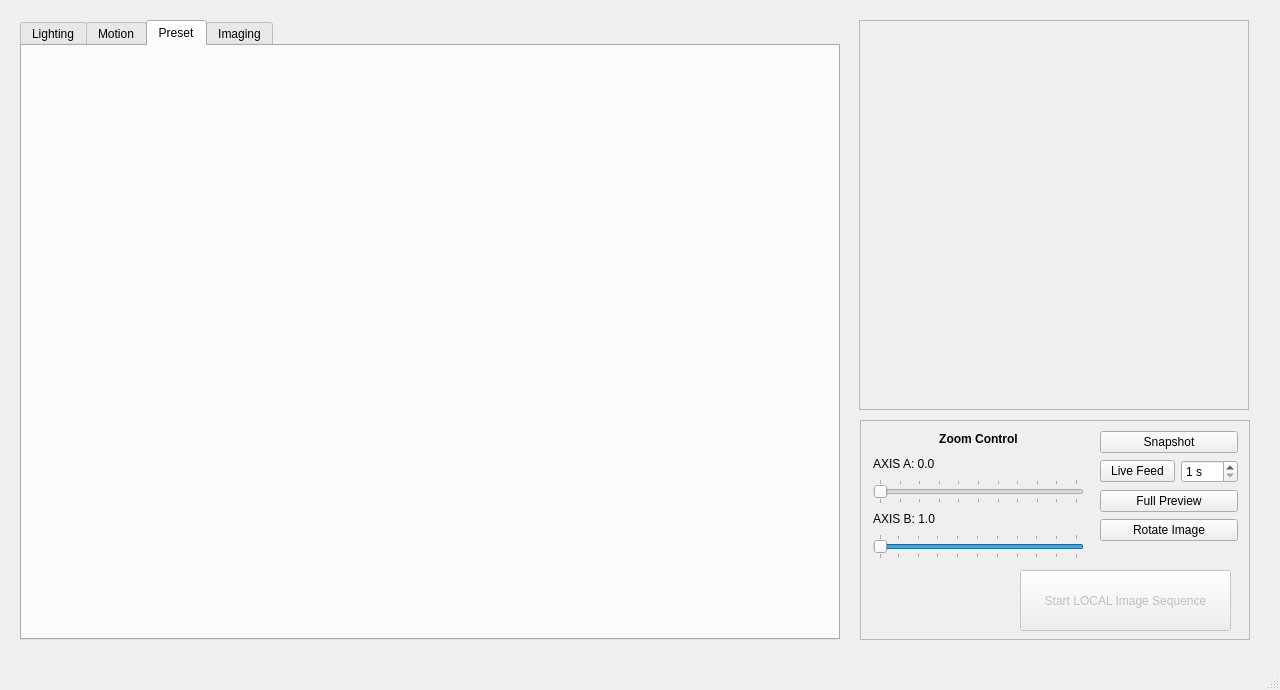
Above: _ui/FlashLapse_CP.ui from CoCl-Jerry/Flashlapse_Dev before the change. Below: the same form after it.
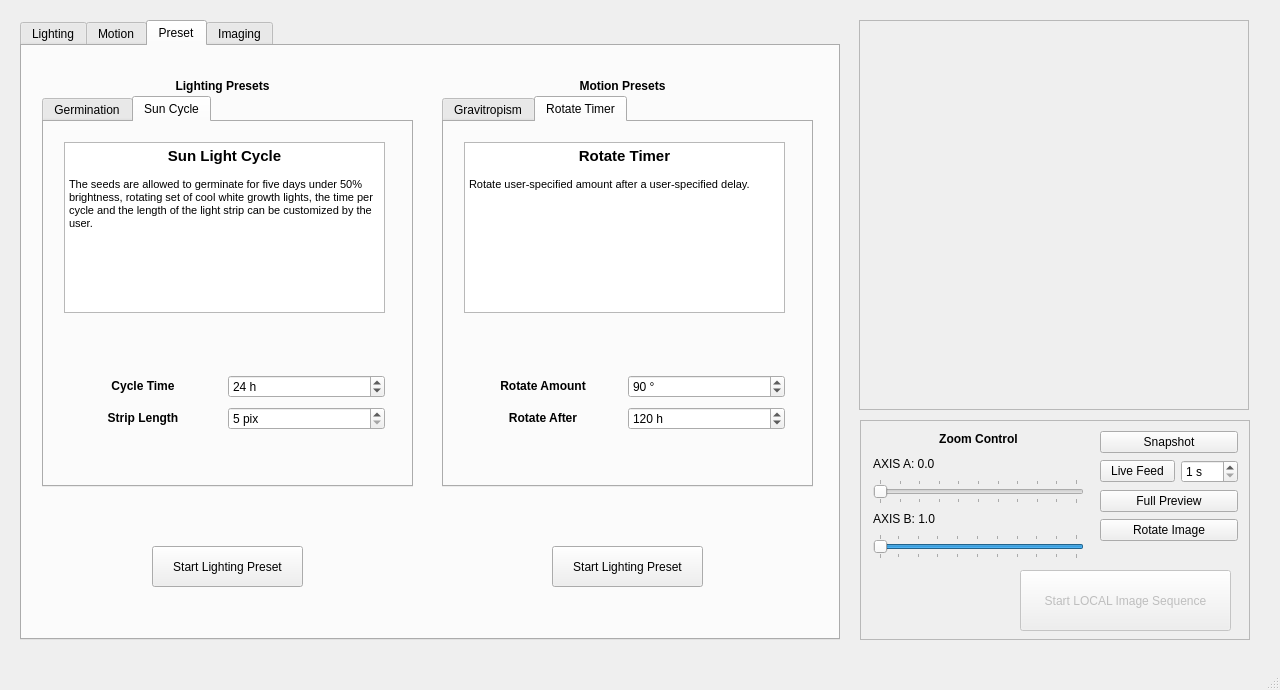
That is the form after the change. The open tabs and pages were chosen to show the change. Icons and pictures are not drawn.

Diff of the .ui file:
```diff
--- a/_ui/FlashLapse_CP.ui
+++ b/_ui/FlashLapse_CP.ui
@@ -1025,6 +1025,425 @@
      <attribute name="title">
       <string>Preset</string>
      </attribute>
+     <widget class="QTabWidget" name="lightingPreset_tabWidget">
+      <property name="enabled">
+       <bool>true</bool>
+      </property>
+      <property name="geometry">
+       <rect>
+        <x>20</x>
+        <y>50</y>
+        <width>371</width>
+        <height>391</height>
+       </rect>
+      </property>
+      <property name="currentIndex">
+       <number>0</number>
+      </property>
+      <widget class="QWidget" name="tab">
+       <attribute name="title">
+        <string>Germination</string>
+       </attribute>
+       <widget class="QTextBrowser" name="Germination_textBrowser">
+        <property name="geometry">
+         <rect>
+          <x>20</x>
+          <y>20</y>
+          <width>321</width>
+          <height>171</height>
+         </rect>
+        </property>
+        <property name="html">
+         <string>&lt;!DOCTYPE HTML PUBLIC &quot;-//W3C//DTD HTML 4.0//EN&quot; &quot;http://www.w3.org/TR/REC-html40/strict.dtd&quot;&gt;
+&lt;html&gt;&lt;head&gt;&lt;meta name=&quot;qrichtext&quot; content=&quot;1&quot; /&gt;&lt;style type=&quot;text/css&quot;&gt;
+p, li { white-space: pre-wrap; }
+&lt;/style&gt;&lt;/head&gt;&lt;body style=&quot; font-family:'MS Shell Dlg 2'; font-size:8.25pt; font-weight:400; font-style:normal;&quot;&gt;
+&lt;p align=&quot;center&quot; style=&quot; margin-top:0px; margin-bottom:0px; margin-left:0px; margin-right:0px; -qt-block-indent:0; text-indent:0px;&quot;&gt;&lt;span style=&quot; font-family:'MS Shell Dlg 2'; font-size:11pt; font-weight:600;&quot;&gt;Germination Assay&lt;/span&gt;&lt;/p&gt;
+&lt;p style=&quot;-qt-paragraph-type:empty; margin-top:0px; margin-bottom:0px; margin-left:0px; margin-right:0px; -qt-block-indent:0; text-indent:0px; font-family:'MS Shell Dlg 2';&quot;&gt;&lt;br /&gt;&lt;/p&gt;
+&lt;p style=&quot; margin-top:0px; margin-bottom:0px; margin-left:0px; margin-right:0px; -qt-block-indent:0; text-indent:0px;&quot;&gt;&lt;span style=&quot; font-family:'MS Shell Dlg 2';&quot;&gt;The seeds are allowed to germinate for five days under 50% brightness, solid color growth lights, lighting direction and color can be customized by the user.&lt;/span&gt;&lt;/p&gt;&lt;/body&gt;&lt;/html&gt;</string>
+        </property>
+       </widget>
+       <widget class="QWidget" name="gridLayoutWidget_3">
+        <property name="geometry">
+         <rect>
+          <x>20</x>
+          <y>250</y>
+          <width>321</width>
+          <height>61</height>
+         </rect>
+        </property>
+        <layout class="QGridLayout" name="gridLayout_3">
+         <item row="0" column="1">
+          <widget class="QComboBox" name="germinationColor_comboBox">
+           <item>
+            <property name="text">
+             <string>RED</string>
+            </property>
+           </item>
+           <item>
+            <property name="text">
+             <string>GREEN</string>
+            </property>
+           </item>
+           <item>
+            <property name="text">
+             <string>BLUE</string>
+            </property>
+           </item>
+           <item>
+            <property name="text">
+             <string>RGB WHITE</string>
+            </property>
+           </item>
+           <item>
+            <property name="text">
+             <string>COOL WHITE</string>
+            </property>
+           </item>
+          </widget>
+         </item>
+         <item row="0" column="0">
+          <widget class="QLabel" name="germinationColor_label">
+           <property name="text">
+            <string>&lt;html&gt;&lt;head/&gt;&lt;body&gt;&lt;p align=&quot;center&quot;&gt;&lt;span style=&quot; font-weight:600;&quot;&gt;Color&lt;/span&gt;&lt;/p&gt;&lt;/body&gt;&lt;/html&gt;</string>
+           </property>
+          </widget>
+         </item>
+         <item row="1" column="0">
+          <widget class="QLabel" name="germinationDirection_label">
+           <property name="text">
+            <string>&lt;html&gt;&lt;head/&gt;&lt;body&gt;&lt;p align=&quot;center&quot;&gt;&lt;span style=&quot; font-weight:600;&quot;&gt;Direction&lt;/span&gt;&lt;/p&gt;&lt;/body&gt;&lt;/html&gt;</string>
+           </property>
+          </widget>
+         </item>
+         <item row="1" column="1">
+          <widget class="QComboBox" name="germinationDirection_comboBox">
+           <item>
+            <property name="text">
+             <string>TOP HALF</string>
+            </property>
+           </item>
+           <item>
+            <property name="text">
+             <string>BOTTOM HALF</string>
+            </property>
+           </item>
+           <item>
+            <property name="text">
+             <string>LEFT HALF</string>
+            </property>
+           </item>
+           <item>
+            <property name="text">
+             <string>RIGHT HALF</string>
+            </property>
+           </item>
+           <item>
+            <property name="text">
+             <string>TOP THIRD</string>
+            </property>
+           </item>
+           <item>
+            <property name="text">
+             <string>LEFT THIRD</string>
+            </property>
+           </item>
+           <item>
+            <property name="text">
+             <string>RIGHT THIRD</string>
+            </property>
+           </item>
+          </widget>
+         </item>
+        </layout>
+       </widget>
+      </widget>
+      <widget class="QWidget" name="tab_2">
+       <attribute name="title">
+        <string>Sun Cycle</string>
+       </attribute>
+       <widget class="QTextBrowser" name="Germination_textBrowser_3">
+        <property name="geometry">
+         <rect>
+          <x>20</x>
+          <y>20</y>
+          <width>321</width>
+          <height>171</height>
+         </rect>
+        </property>
+        <property name="html">
+         <string>&lt;!DOCTYPE HTML PUBLIC &quot;-//W3C//DTD HTML 4.0//EN&quot; &quot;http://www.w3.org/TR/REC-html40/strict.dtd&quot;&gt;
+&lt;html&gt;&lt;head&gt;&lt;meta name=&quot;qrichtext&quot; content=&quot;1&quot; /&gt;&lt;style type=&quot;text/css&quot;&gt;
+p, li { white-space: pre-wrap; }
+&lt;/style&gt;&lt;/head&gt;&lt;body style=&quot; font-family:'MS Shell Dlg 2'; font-size:8.25pt; font-weight:400; font-style:normal;&quot;&gt;
+&lt;p align=&quot;center&quot; style=&quot; margin-top:0px; margin-bottom:0px; margin-left:0px; margin-right:0px; -qt-block-indent:0; text-indent:0px;&quot;&gt;&lt;span style=&quot; font-family:'MS Shell Dlg 2'; font-size:11pt; font-weight:600;&quot;&gt;Sun Light Cycle&lt;/span&gt;&lt;/p&gt;
+&lt;p style=&quot;-qt-paragraph-type:empty; margin-top:0px; margin-bottom:0px; margin-left:0px; margin-right:0px; -qt-block-indent:0; text-indent:0px; font-family:'MS Shell Dlg 2';&quot;&gt;&lt;br /&gt;&lt;/p&gt;
+&lt;p style=&quot; margin-top:0px; margin-bottom:0px; margin-left:0px; margin-right:0px; -qt-block-indent:0; text-indent:0px;&quot;&gt;&lt;span style=&quot; font-family:'MS Shell Dlg 2';&quot;&gt;The seeds are allowed to germinate for five days under 50% brightness, rotating set of cool white growth lights, the time per cycle and the length of the light strip can be customized by the user.&lt;/span&gt;&lt;/p&gt;&lt;/body&gt;&lt;/html&gt;</string>
+        </property>
+       </widget>
+       <widget class="QWidget" name="gridLayoutWidget_4">
+        <property name="geometry">
+         <rect>
+          <x>20</x>
+          <y>250</y>
+          <width>321</width>
+          <height>61</height>
+         </rect>
+        </property>
+        <layout class="QGridLayout" name="gridLayout_4">
+         <item row="0" column="0">
+          <widget class="QLabel" name="cycleTime_label">
+           <property name="text">
+            <string>&lt;html&gt;&lt;head/&gt;&lt;body&gt;&lt;p align=&quot;center&quot;&gt;&lt;span style=&quot; font-weight:600;&quot;&gt;Cycle Time&lt;/span&gt;&lt;/p&gt;&lt;/body&gt;&lt;/html&gt;</string>
+           </property>
+          </widget>
+         </item>
+         <item row="1" column="0">
+          <widget class="QLabel" name="stripLength_label">
+           <property name="text">
+            <string>&lt;html&gt;&lt;head/&gt;&lt;body&gt;&lt;p align=&quot;center&quot;&gt;&lt;span style=&quot; font-weight:600;&quot;&gt;Strip Length&lt;/span&gt;&lt;/p&gt;&lt;/body&gt;&lt;/html&gt;</string>
+           </property>
+          </widget>
+         </item>
+         <item row="0" column="1">
+          <widget class="QSpinBox" name="cycleTime_spinBox">
+           <property name="suffix">
+            <string> h</string>
+           </property>
+           <property name="minimum">
+            <number>1</number>
+           </property>
+           <property name="maximum">
+            <number>999</number>
+           </property>
+           <property name="value">
+            <number>24</number>
+           </property>
+          </widget>
+         </item>
+         <item row="1" column="1">
+          <widget class="QSpinBox" name="stripLength_spinBox">
+           <property name="suffix">
+            <string> pix</string>
+           </property>
+           <property name="minimum">
+            <number>5</number>
+           </property>
+           <property name="maximum">
+            <number>10</number>
+           </property>
+          </widget>
+         </item>
+        </layout>
+       </widget>
+      </widget>
+     </widget>
+     <widget class="QTabWidget" name="tabWidget_2">
+      <property name="geometry">
+       <rect>
+        <x>420</x>
+        <y>50</y>
+        <width>371</width>
+        <height>391</height>
+       </rect>
+      </property>
+      <property name="currentIndex">
+       <number>0</number>
+      </property>
+      <widget class="QWidget" name="tab_3">
+       <attribute name="title">
+        <string>Gravitropism</string>
+       </attribute>
+       <widget class="QTextBrowser" name="Germination_textBrowser_2">
+        <property name="geometry">
+         <rect>
+          <x>20</x>
+          <y>20</y>
+          <width>321</width>
+          <height>171</height>
+         </rect>
+        </property>
+        <property name="html">
+         <string>&lt;!DOCTYPE HTML PUBLIC &quot;-//W3C//DTD HTML 4.0//EN&quot; &quot;http://www.w3.org/TR/REC-html40/strict.dtd&quot;&gt;
+&lt;html&gt;&lt;head&gt;&lt;meta name=&quot;qrichtext&quot; content=&quot;1&quot; /&gt;&lt;style type=&quot;text/css&quot;&gt;
+p, li { white-space: pre-wrap; }
+&lt;/style&gt;&lt;/head&gt;&lt;body style=&quot; font-family:'MS Shell Dlg 2'; font-size:8.25pt; font-weight:400; font-style:normal;&quot;&gt;
+&lt;p align=&quot;center&quot; style=&quot; margin-top:0px; margin-bottom:0px; margin-left:0px; margin-right:0px; -qt-block-indent:0; text-indent:0px;&quot;&gt;&lt;span style=&quot; font-family:'MS Shell Dlg 2'; font-size:11pt; font-weight:600;&quot;&gt;Gravitropism Assay&lt;/span&gt;&lt;/p&gt;
+&lt;p style=&quot;-qt-paragraph-type:empty; margin-top:0px; margin-bottom:0px; margin-left:0px; margin-right:0px; -qt-block-indent:0; text-indent:0px; font-family:'MS Shell Dlg 2';&quot;&gt;&lt;br /&gt;&lt;/p&gt;
+&lt;p style=&quot; margin-top:0px; margin-bottom:0px; margin-left:0px; margin-right:0px; -qt-block-indent:0; text-indent:0px;&quot;&gt;&lt;span style=&quot; font-family:'MS Shell Dlg 2';&quot;&gt;The seeds are allowed to germinate for four days under 100% brightness, cool white growth lights, lighting direction is set to top half. After a time specified by the user, a 90 degrees rotation occurs, and lighting direction is set to right half.&lt;/span&gt;&lt;/p&gt;&lt;/body&gt;&lt;/html&gt;</string>
+        </property>
+       </widget>
+       <widget class="QWidget" name="gridLayoutWidget_5">
+        <property name="geometry">
+         <rect>
+          <x>20</x>
+          <y>250</y>
+          <width>321</width>
+          <height>61</height>
+         </rect>
+        </property>
+        <layout class="QGridLayout" name="gridLayout_5">
+         <item row="0" column="0">
+          <widget class="QLabel" name="rotateAfter_label">
+           <property name="text">
+            <string>&lt;html&gt;&lt;head/&gt;&lt;body&gt;&lt;p align=&quot;center&quot;&gt;&lt;span style=&quot; font-weight:600;&quot;&gt;Rotate After&lt;/span&gt;&lt;/p&gt;&lt;/body&gt;&lt;/html&gt;</string>
+           </property>
+          </widget>
+         </item>
+         <item row="0" column="1">
+          <widget class="QSpinBox" name="rotateAfter_spinBox">
+           <property name="suffix">
+            <string> h</string>
+           </property>
+           <property name="minimum">
+            <number>1</number>
+           </property>
+           <property name="maximum">
+            <number>999</number>
+           </property>
+           <property name="value">
+            <number>120</number>
+           </property>
+          </widget>
+         </item>
+        </layout>
+       </widget>
+      </widget>
+      <widget class="QWidget" name="tab_4">
+       <attribute name="title">
+        <string>Rotate Timer</string>
+       </attribute>
+       <widget class="QWidget" name="gridLayoutWidget_6">
+        <property name="geometry">
+         <rect>
+          <x>20</x>
+          <y>250</y>
+          <width>321</width>
+          <height>61</height>
+         </rect>
+        </property>
+        <layout class="QGridLayout" name="gridLayout_6">
+         <item row="1" column="0">
+          <widget class="QLabel" name="rotateAfter_label_2">
+           <property name="text">
+            <string>&lt;html&gt;&lt;head/&gt;&lt;body&gt;&lt;p align=&quot;center&quot;&gt;&lt;span style=&quot; font-weight:600;&quot;&gt;Rotate After&lt;/span&gt;&lt;/p&gt;&lt;/body&gt;&lt;/html&gt;</string>
+           </property>
+          </widget>
+         </item>
+         <item row="1" column="1">
+          <widget class="QSpinBox" name="rotateAfter_spinBox_2">
+           <property name="suffix">
+            <string> h</string>
+           </property>
+           <property name="minimum">
+            <number>1</number>
+           </property>
+           <property name="maximum">
+            <number>999</number>
+           </property>
+           <property name="value">
+            <number>120</number>
+           </property>
+          </widget>
+         </item>
+         <item row="0" column="0">
+          <widget class="QLabel" name="rotateAfter_label_3">
+           <property name="text">
+            <string>&lt;html&gt;&lt;head/&gt;&lt;body&gt;&lt;p align=&quot;center&quot;&gt;&lt;span style=&quot; font-weight:600;&quot;&gt;Rotate Amount&lt;/span&gt;&lt;/p&gt;&lt;/body&gt;&lt;/html&gt;</string>
+           </property>
+          </widget>
+         </item>
+         <item row="0" column="1">
+          <widget class="QSpinBox" name="rotateAfter_spinBox_3">
+           <property name="suffix">
+            <string> °</string>
+           </property>
+           <property name="minimum">
+            <number>-180</number>
+           </property>
+           <property name="maximum">
+            <number>180</number>
+           </property>
+           <property name="value">
+            <number>90</number>
+           </property>
+          </widget>
+         </item>
+        </layout>
+       </widget>
+       <widget class="QTextBrowser" name="Germination_textBrowser_4">
+        <property name="geometry">
+         <rect>
+          <x>20</x>
+          <y>20</y>
+          <width>321</width>
+          <height>171</height>
+         </rect>
+        </property>
+        <property name="html">
+         <string>&lt;!DOCTYPE HTML PUBLIC &quot;-//W3C//DTD HTML 4.0//EN&quot; &quot;http://www.w3.org/TR/REC-html40/strict.dtd&quot;&gt;
+&lt;html&gt;&lt;head&gt;&lt;meta name=&quot;qrichtext&quot; content=&quot;1&quot; /&gt;&lt;style type=&quot;text/css&quot;&gt;
+p, li { white-space: pre-wrap; }
+&lt;/style&gt;&lt;/head&gt;&lt;body style=&quot; font-family:'MS Shell Dlg 2'; font-size:8.25pt; font-weight:400; font-style:normal;&quot;&gt;
+&lt;p align=&quot;center&quot; style=&quot; margin-top:0px; margin-bottom:0px; margin-left:0px; margin-right:0px; -qt-block-indent:0; text-indent:0px;&quot;&gt;&lt;span style=&quot; font-family:'MS Shell Dlg 2'; font-size:11pt; font-weight:600;&quot;&gt;Rotate Timer&lt;/span&gt;&lt;/p&gt;
+&lt;p style=&quot;-qt-paragraph-type:empty; margin-top:0px; margin-bottom:0px; margin-left:0px; margin-right:0px; -qt-block-indent:0; text-indent:0px; font-family:'MS Shell Dlg 2';&quot;&gt;&lt;br /&gt;&lt;/p&gt;
+&lt;p style=&quot; margin-top:0px; margin-bottom:0px; margin-left:0px; margin-right:0px; -qt-block-indent:0; text-indent:0px;&quot;&gt;&lt;span style=&quot; font-family:'MS Shell Dlg 2';&quot;&gt;Rotate user-specified amount after a user-specified delay.&lt;/span&gt;&lt;/p&gt;&lt;/body&gt;&lt;/html&gt;</string>
+        </property>
+       </widget>
+      </widget>
+     </widget>
+     <widget class="QLabel" name="lightingPS_label">
+      <property name="geometry">
+       <rect>
+        <x>140</x>
+        <y>30</y>
+        <width>121</width>
+        <height>20</height>
+       </rect>
+      </property>
+      <property name="text">
+       <string>&lt;html&gt;&lt;head/&gt;&lt;body&gt;&lt;p align=&quot;center&quot;&gt;&lt;span style=&quot; font-weight:600;&quot;&gt;Lighting Presets&lt;/span&gt;&lt;/p&gt;&lt;/body&gt;&lt;/html&gt;</string>
+      </property>
+     </widget>
+     <widget class="QLabel" name="MotorPS_label">
+      <property name="geometry">
+       <rect>
+        <x>540</x>
+        <y>30</y>
+        <width>121</width>
+        <height>20</height>
+       </rect>
+      </property>
+      <property name="text">
+       <string>&lt;html&gt;&lt;head/&gt;&lt;body&gt;&lt;p align=&quot;center&quot;&gt;&lt;span style=&quot; font-weight:600;&quot;&gt;Motion Presets&lt;/span&gt;&lt;/p&gt;&lt;/body&gt;&lt;/html&gt;</string>
+      </property>
+     </widget>
+     <widget class="QPushButton" name="lightingPreset_pushButton">
+      <property name="geometry">
+       <rect>
+        <x>130</x>
+        <y>500</y>
+        <width>151</width>
+        <height>41</height>
+       </rect>
+      </property>
+      <property name="text">
+       <string>Start Lighting Preset</string>
+      </property>
+     </widget>
+     <widget class="QPushButton" name="MotionPreset_pushButton">
+      <property name="geometry">
+       <rect>
+        <x>530</x>
+        <y>500</y>
+        <width>151</width>
+        <height>41</height>
+       </rect>
+      </property>
+      <property name="text">
+       <string>Start Lighting Preset</string>
+      </property>
+     </widget>
     </widget>
     <widget class="QWidget" name="imaging_tab">
      <attribute name="title">
```
Left out of the diff: 10 changed lines with no effect on the pictures.
